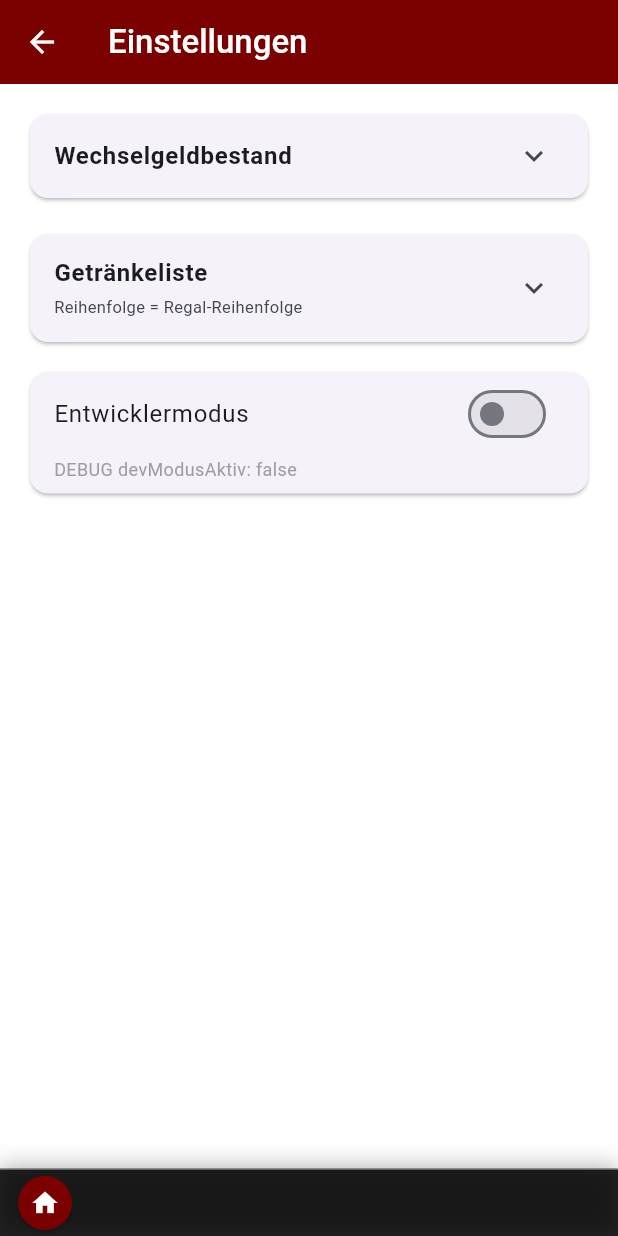
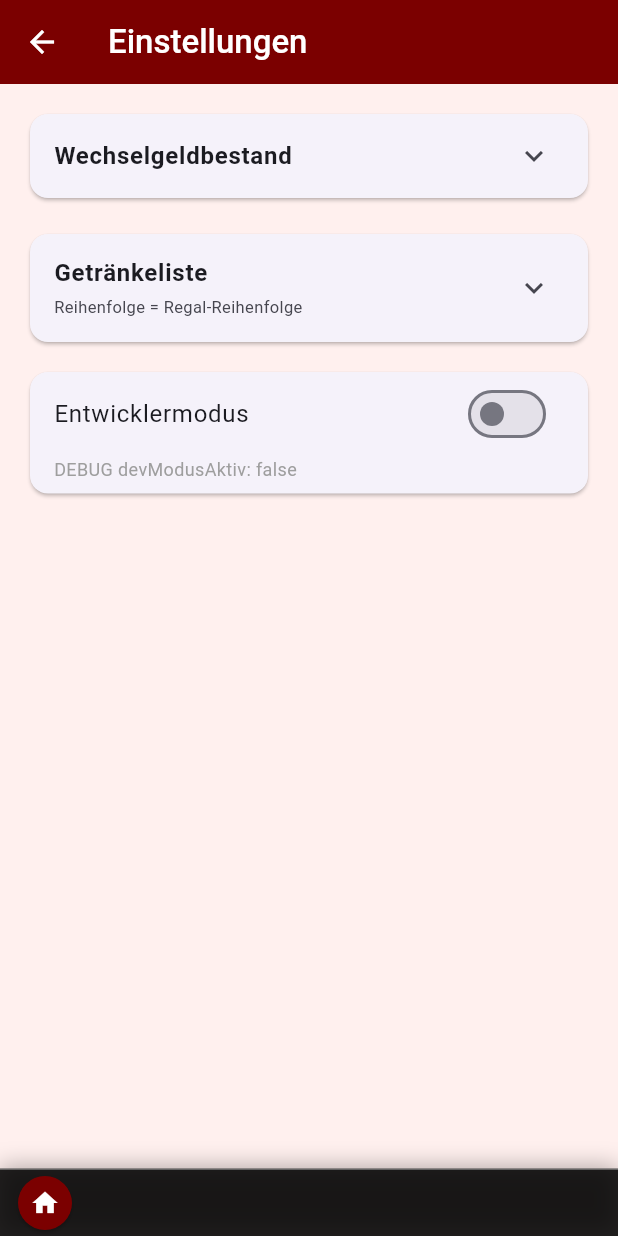
Before and after one commit to pacodemant/kino-tagesabschluss, a Flutter app: the EinstellungenSeite screen opened by its route, on a phone screen of 412 x 824 dp. Run offline on Flutter 3.47's test engine with Material 3 defaults, Android fonts, the phone set to English and light mode, and no system bars; our stand-ins replace google_fonts, shared_preferences; accounts and stored records are empty; network calls fail.

Commit message:
R196h: Seitenhintergrund warmrot statt grau (AppFarben.seitenHintergrund)
Co-Authored-By: Claude Sonnet 4.6 <noreply@anthropic.com>

```diff
--- a/lib/main.dart
+++ b/lib/main.dart
@@ -49,6 +49,7 @@ class MeineApp extends StatelessWidget {
       title: 'Schauburg Tagesabschluss',
       theme: ThemeData(
         colorScheme: ColorScheme.fromSeed(seedColor: Colors.indigo),
+        scaffoldBackgroundColor: AppFarben.seitenHintergrund,
         elevatedButtonTheme: ElevatedButtonThemeData(
           style: ElevatedButton.styleFrom(
             backgroundColor: AppFarben.appBarRot,
--- a/lib/pages/einstellungen_seite.dart
+++ b/lib/pages/einstellungen_seite.dart
@@ -928,7 +928,7 @@ class _EinstellungenSeiteState extends State<EinstellungenSeite> {
     }
 
     return Scaffold(
-      backgroundColor: Colors.white,
+      backgroundColor: AppFarben.seitenHintergrund,
       appBar: AppBar(
         backgroundColor: AppFarben.appBarRot,
         foregroundColor: Colors.white,
--- a/lib/pages/tagesabschluss_schritt1_seite.dart
+++ b/lib/pages/tagesabschluss_schritt1_seite.dart
@@ -883,7 +883,7 @@ class _TagesabschlussSchritt1SeiteState
     );
 
     return TagesabschlussScaffold(
-      backgroundColor: Theme.of(context).colorScheme.surfaceContainerHighest,
+      backgroundColor: AppFarben.seitenHintergrund,
       appBar: TagesabschlussHeader(
         schrittNummer: 1,
         schrittTitel: 'Bargeldzählung',
--- a/lib/pages/tagesabschluss_schritt2_seite.dart
+++ b/lib/pages/tagesabschluss_schritt2_seite.dart
@@ -899,7 +899,7 @@ class _TagesabschlussSchritt2SeiteState
   Widget build(BuildContext context) {
     final bool tastaturOffen = MediaQuery.of(context).viewInsets.bottom > 0;
     return TagesabschlussScaffold(
-      backgroundColor: Theme.of(context).colorScheme.surfaceContainerHighest,
+      backgroundColor: AppFarben.seitenHintergrund,
       appBar: TagesabschlussHeader(
         schrittNummer: 2,
         schrittTitel: 'Einnahmen',
--- a/lib/pages/tagesabschluss_schritt3_seite.dart
+++ b/lib/pages/tagesabschluss_schritt3_seite.dart
@@ -336,7 +336,7 @@ class _TagesabschlussSchritt3SeiteState
     final bool buttonGesperrt = _autoSaveLaeuft;
 
     return TagesabschlussScaffold(
-      backgroundColor: Colors.white,
+      backgroundColor: AppFarben.seitenHintergrund,
       appBar: TagesabschlussHeader(
         schrittNummer: 3,
         schrittTitel: 'Übertrag auf Umschlag',
--- a/lib/pages/verlauf_detail_seite.dart
+++ b/lib/pages/verlauf_detail_seite.dart
@@ -238,7 +238,7 @@ class _VerlaufDetailSeiteState extends State<VerlaufDetailSeite> {
 
     final double bottomPadding = MediaQuery.of(context).padding.bottom;
     return Scaffold(
-      backgroundColor: Colors.white,
+      backgroundColor: AppFarben.seitenHintergrund,
       appBar: AppBar(
         backgroundColor: AppFarben.appBarRot,
         foregroundColor: Colors.white,
--- a/lib/pages/wechselgeld_zaehlen_seite.dart
+++ b/lib/pages/wechselgeld_zaehlen_seite.dart
@@ -753,7 +753,7 @@ class _WechselgeldZaehlenSeiteState extends State<WechselgeldZaehlenSeite> {
         _kassenbestandGesamtCent == _wechselgeldSollwertCent;
     final Color hintergrundFarbe = hatUebereinstimmung
         ? Colors.green.shade50
-        : Theme.of(context).colorScheme.surfaceContainerHighest;
+        : AppFarben.seitenHintergrund;
 
     final Schritt1GruppenWidgets gruppen = _gruppenOrchestrierung.baueGruppen(
       scheine: _scheine,
--- a/lib/theme/app_farben.dart
+++ b/lib/theme/app_farben.dart
@@ -3,6 +3,7 @@ import 'package:flutter/material.dart';
 class AppFarben {
   const AppFarben._();
   static const Color appBarRot = Color(0xFF7B0000);
+  static const Color seitenHintergrund = Color(0xFFFFF0EE);
 
   static final ButtonStyle footerButtonStyle = ElevatedButton.styleFrom(
     backgroundColor: Colors.white,
```
